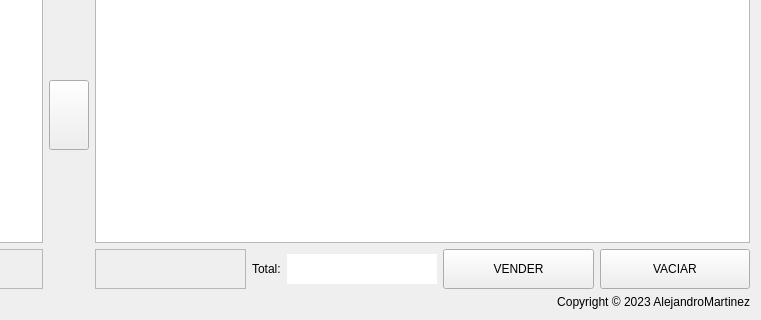
The window that uifiles/main_windows.ui (AlejandroMartinez04/Inventory-PlanetMovil) describes before a commit, drawn with Qt 5; both pictures show x 623 to 1384 and y 383 to 703 of the 1384 by 703 pixel window.
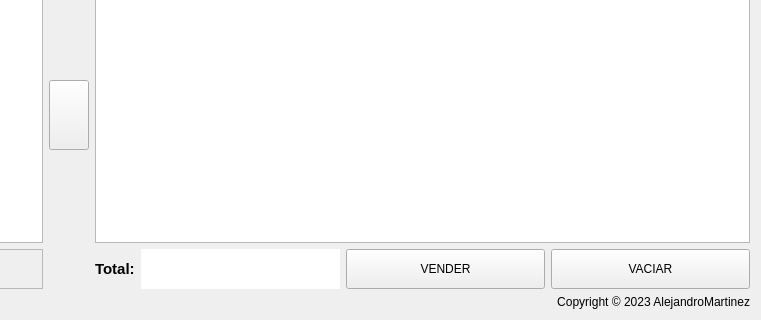
The same window after the commit. Icons and pictures are not drawn.

```diff
--- a/uifiles/main_windows.ui
+++ b/uifiles/main_windows.ui
@@ -474,19 +474,6 @@
    </item>
    <item row="6" column="3">
     <layout class="QHBoxLayout" name="horizontalLayout_5">
-     <item>
-      <widget class="QFrame" name="frame_2">
-       <property name="styleSheet">
-        <string>font: 700 11pt &quot;Segoe UI&quot;;</string>
-       </property>
-       <property name="frameShape">
-        <enum>QFrame::StyledPanel</enum>
-       </property>
-       <property name="frameShadow">
-        <enum>QFrame::Raised</enum>
-       </property>
-      </widget>
-     </item>
      <item>
       <widget class="QLabel" name="label_9">
        <property name="sizePolicy">
@@ -495,6 +482,14 @@
          <verstretch>0</verstretch>
         </sizepolicy>
        </property>
+       <property name="font">
+        <font>
+         <family>Segoe UI</family>
+         <pointsize>11</pointsize>
+         <italic>false</italic>
+         <bold>true</bold>
+        </font>
+       </property>
        <property name="styleSheet">
         <string notr="true">font: 700 11pt &quot;Segoe UI&quot;;</string>
        </property>
@@ -509,15 +504,15 @@
         <bool>true</bool>
        </property>
        <property name="sizePolicy">
-        <sizepolicy hsizetype="Fixed" vsizetype="Fixed">
+        <sizepolicy hsizetype="Maximum" vsizetype="Maximum">
          <horstretch>0</horstretch>
          <verstretch>0</verstretch>
         </sizepolicy>
        </property>
        <property name="maximumSize">
         <size>
-         <width>150</width>
-         <height>30</height>
+         <width>500</width>
+         <height>100</height>
         </size>
        </property>
        <property name="focusPolicy">
```
